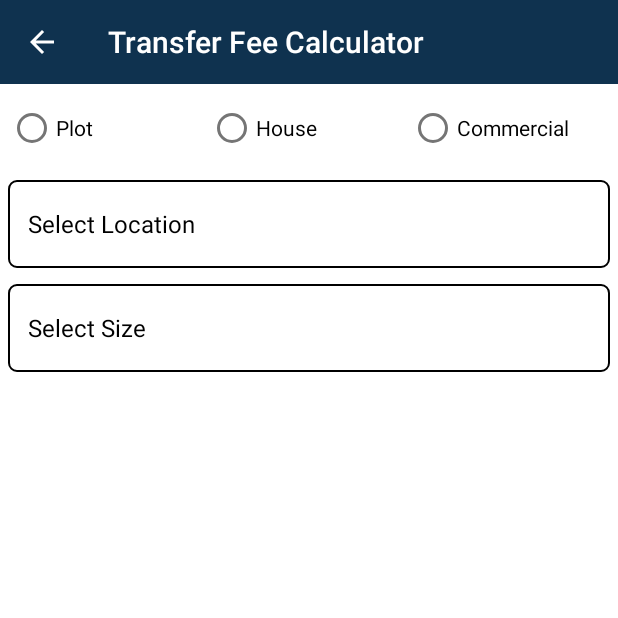
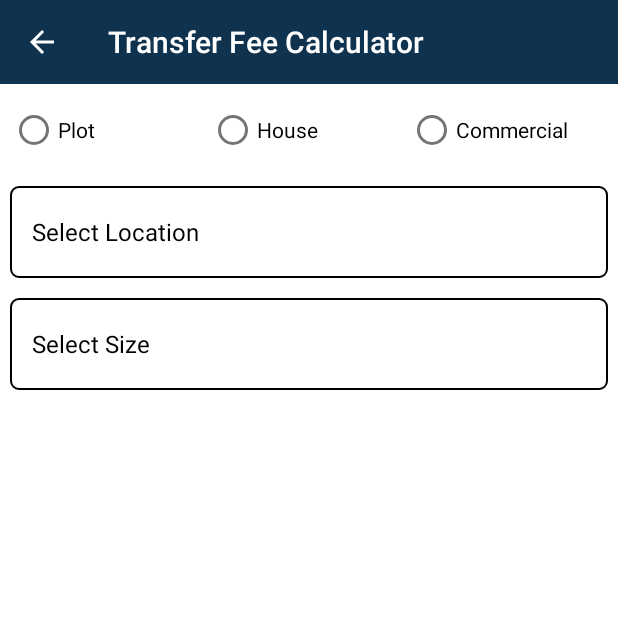
Before and after one commit to fitareq/Easy-map, an Android app: the TransferExpensesActivity screen opened directly, with no data from a screen before it, on a phone screen of 412 x 824 dp, the top half of it. Run offline under Robolectric (Android 15) with nearby library versions, the phone set to English and light mode, and no system bars; our stand-ins replace sdp/ssp sizes.

```diff
--- a/app/build.gradle
+++ b/app/build.gradle
@@ -40,12 +40,11 @@ dependencies {
     testImplementation 'junit:junit:'
     androidTestImplementation 'androidx.test.ext:junit:1.1.3'
     androidTestImplementation 'androidx.test.espresso:espresso-core:3.4.0'
-    //implementation 'com.github.MikeOrtiz:TouchImageView:1.4.1'
     implementation 'pl.droidsonroids.gif:android-gif-drawable:1.2.22'
 
     implementation 'com.github.smarteist:autoimageslider:1.4.0'
     implementation 'com.google.firebase:firebase-messaging:23.0.0'
-    //implementation 'com.github.chrisbanes:PhotoView:2.3.0'
+    implementation 'com.intuit.sdp:sdp-android:1.0.6'
 
 
 
--- a/app/src/main/res/layout/activity_transfer_expenses.xml
+++ b/app/src/main/res/layout/activity_transfer_expenses.xml
@@ -26,7 +26,7 @@
                 android:layout_height="wrap_content"
                 android:gravity="center"
                 android:orientation="horizontal"
-                android:padding="5dp"
+                android:padding="@dimen/_5sdp"
                 android:weightSum="3">
 
                 <RadioButton
@@ -55,18 +55,18 @@
                 android:id="@+id/location_spinner"
                 android:layout_width="match_parent"
                 android:layout_height="wrap_content"
-                android:layout_margin="5dp"
+                android:layout_margin="@dimen/_5sdp"
                 android:background="@drawable/spinner_back"
-                android:padding="5dp"
+                android:padding="@dimen/_5sdp"
                 android:spinnerMode="dialog" />
 
             <Spinner
                 android:id="@+id/size_spinner"
                 android:layout_width="match_parent"
                 android:layout_height="wrap_content"
-                android:layout_margin="5dp"
+                android:layout_margin="@dimen/_5sdp"
                 android:background="@drawable/spinner_back"
-                android:padding="5dp"
+                android:padding="@dimen/_5sdp"
                 android:spinnerMode="dialog" />
 
             <RelativeLayout
@@ -94,7 +94,7 @@
                         android:layout_height="wrap_content"
                         android:background="#13254B"
                         android:orientation="horizontal"
-                        android:padding="8dp"
+                        android:padding="@dimen/_8sdp"
                         android:weightSum="3">
 
                         <TextView
@@ -130,7 +130,7 @@
                         android:layout_height="wrap_content"
                         android:background="@drawable/outlined_back"
                         android:orientation="horizontal"
-                        android:padding="8dp"
+                        android:padding="@dimen/_8sdp"
                         android:weightSum="3">
 
                         <TextView
@@ -182,7 +182,7 @@
                         android:layout_height="wrap_content"
                         android:background="#13254B"
                         android:orientation="horizontal"
-                        android:padding="8dp"
+                        android:padding="@dimen/_8sdp"
                         android:weightSum="2">
 
                         <TextView
@@ -209,7 +209,7 @@
                         android:layout_height="wrap_content"
                         android:background="@drawable/outlined_back"
                         android:orientation="horizontal"
-                        android:padding="8dp"
+                        android:padding="@dimen/_8sdp"
                         android:weightSum="2">
 
                         <TextView
@@ -252,7 +252,7 @@
                         android:layout_height="wrap_content"
                         android:background="#13254B"
                         android:orientation="horizontal"
-                        android:padding="8dp"
+                        android:padding="@dimen/_8sdp"
                         android:weightSum="2">
 
                         <TextView
@@ -279,7 +279,7 @@
                         android:layout_height="wrap_content"
                         android:background="@drawable/outlined_back"
                         android:orientation="horizontal"
-                        android:padding="8dp"
+                        android:padding="@dimen/_8sdp"
                         android:weightSum="2">
 
                         <TextView
@@ -329,7 +329,7 @@
                         android:layout_height="wrap_content"
                         android:background="#13254B"
                         android:orientation="horizontal"
-                        android:padding="8dp"
+                        android:padding="@dimen/_8sdp"
                         android:weightSum="3">
 
                         <TextView
@@ -365,7 +365,7 @@
                         android:layout_height="wrap_content"
                         android:background="@drawable/outlined_back"
                         android:orientation="horizontal"
-                        android:padding="8dp"
+                        android:padding="@dimen/_8sdp"
                         android:weightSum="3">
 
                         <TextView
@@ -415,7 +415,7 @@
                         android:layout_height="wrap_content"
                         android:background="#13254B"
                         android:orientation="horizontal"
-                        android:padding="8dp"
+                        android:padding="@dimen/_8sdp"
                         android:weightSum="2">
 
                         <TextView
@@ -442,7 +442,7 @@
                         android:layout_height="wrap_content"
                         android:background="@drawable/outlined_back"
                         android:orientation="horizontal"
-                        android:padding="8dp"
+                        android:padding="@dimen/_8sdp"
                         android:weightSum="2">
 
                         <TextView
@@ -483,7 +483,7 @@
                         android:layout_height="wrap_content"
                         android:background="#13254B"
                         android:orientation="horizontal"
-                        android:padding="8dp"
+                        android:padding="@dimen/_8sdp"
                         android:weightSum="2">
 
                         <TextView
@@ -510,7 +510,7 @@
                         android:layout_height="wrap_content"
                         android:background="@drawable/outlined_back"
                         android:orientation="horizontal"
-                        android:padding="8dp"
+                        android:padding="@dimen/_8sdp"
                         android:weightSum="2">
 
                         <TextView
--- a/app/src/main/res/layout/card_view.xml
+++ b/app/src/main/res/layout/card_view.xml
@@ -5,15 +5,15 @@
     android:layout_height="wrap_content"
     xmlns:app="http://schemas.android.com/apk/res-auto"
 
-    android:layout_margin="2dp"
-    android:padding="10dp">
+    android:layout_margin="@dimen/_2sdp"
+    android:padding="@dimen/_10sdp">
 
     <LinearLayout
         android:layout_width="wrap_content"
         android:layout_height="wrap_content"
         android:orientation="vertical"
         android:gravity="center"
-        android:padding="20dp">
+        android:padding="@dimen/_20sdp">
         <TextView
             android:id="@+id/phase_name"
             android:layout_width="wrap_content"
--- a/app/src/main/res/values/themes.xml
+++ b/app/src/main/res/values/themes.xml
@@ -10,7 +10,7 @@
         <item name="colorSecondaryVariant">@color/teal_700</item>
         <item name="colorOnSecondary">@color/black</item>
         <!-- Status bar color. -->
-        <item name="android:statusBarColor" tools:targetApi="l">?attr/colorPrimaryVariant</item>
+        <item name="android:statusBarColor" tools:targetApi="l">#0f324f</item>
         <!-- Customize your theme here. -->
     </style>
 </resources>
```
Also changed, not shown: app/src/main/java/com/airmoll/easymap/ImagesActivity.java (+6 -1 lines), app/src/main/java/com/airmoll/easymap/MainActivity.java (+30 -10 lines), app/src/main/res/layout/activity_images.xml (+5 -14 lines), app/src/main/res/layout/activity_main.xml (+37 -38 lines), app/src/main/res/layout/slider_card.xml (+7 -6 lines).
